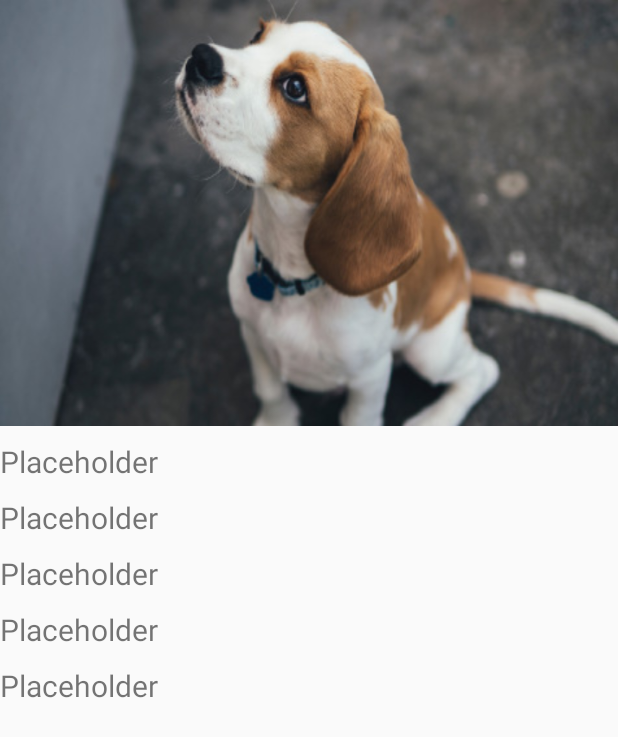
After one commit to farhadbahrehmandhenry/AD340-team-project, an Android app: the fragment ProfileFragment shown on its own in the app's theme, on a phone screen of 412 x 824 dp. The commit adds this screen. Shown: the top 737 px of the screen. Run offline under Robolectric (Android 15) with nearby library versions, the phone set to English and light mode, and no system bars.

Commit message:
Setup ProfileActivity, Tabbeb Layout and Fragments

```diff
--- /dev/null
+++ b/app/src/main/java/com/example/ad340_team_project/ProfileFragment.java
@@ -0,0 +1,17 @@
+package com.example.ad340_team_project;
+
+import android.os.Bundle;
+import android.view.LayoutInflater;
+import android.view.View;
+import android.view.ViewGroup;
+
+import androidx.fragment.app.Fragment;
+
+public class ProfileFragment extends Fragment {
+
+    @Override
+    public View onCreateView(LayoutInflater inflater, ViewGroup container, Bundle savedInstanceState){
+
+            return inflater.inflate(R.layout.fragment_profile, container, false);
+        }
+}
--- a/app/src/main/res/layout/activity_main.xml
+++ b/app/src/main/res/layout/activity_main.xml
@@ -14,7 +14,7 @@
         android:id="@+id/logo"
         android:layout_width="@dimen/size200"
         android:layout_height="@dimen/size200"
-        app:srcCompat="@drawable/slumber_dog_v1_black"
+        app:srcCompat="@drawable/slumber_dog_v1_white"
         android:layout_marginTop="@dimen/margin24"
         android:layout_gravity="center"/>
 
--- a/app/src/main/res/layout/create_account_activity.xml
+++ b/app/src/main/res/layout/create_account_activity.xml
@@ -65,7 +65,7 @@
 
                         <EditText
                             android:id="@+id/name"
-                            android:layout_width="wrap_content"
+                            android:layout_width="match_parent"
                             android:layout_height="wrap_content"
                             android:hint="@string/hintNameCreateAccount"
                             android:inputType="textPersonName"
@@ -80,7 +80,7 @@
 
                         <EditText
                             android:id="@+id/email"
-                            android:layout_width="wrap_content"
+                            android:layout_width="match_parent"
                             android:layout_height="wrap_content"
                             android:hint="@string/email_signUp_Info"
                             android:inputType="textEmailAddress"
@@ -94,7 +94,7 @@
 
                         <EditText
                             android:id="@+id/passwordCreateAccount"
-                            android:layout_width="wrap_content"
+                            android:layout_width="match_parent"
                             android:layout_height="wrap_content"
                             android:hint="@string/password"
                             android:inputType="textPassword"
--- /dev/null
+++ b/app/src/main/res/layout/fragment_profile.xml
@@ -0,0 +1,67 @@
+<?xml version="1.0" encoding="utf-8"?>
+<ScrollView xmlns:android="http://schemas.android.com/apk/res/android"
+    xmlns:tools="http://schemas.android.com/tools"
+    android:layout_width="match_parent"
+    android:layout_height="match_parent"
+    tools:context=".ProfileActivity">
+
+    <RelativeLayout
+        android:layout_width="wrap_content"
+        android:layout_height="wrap_content">
+
+        <ImageView
+            android:id="@+id/profile_photo"
+            android:layout_width="wrap_content"
+            android:layout_height="wrap_content"
+            android:background="@drawable/profile_img"
+            android:scaleType="centerCrop"
+            android:contentDescription="@string/profile_image" />
+
+        <TextView
+            android:id="@+id/tvOne"
+            android:layout_width="wrap_content"
+            android:layout_height="wrap_content"
+            android:layout_marginTop="@dimen/marginTop10"
+            android:text="Placeholder"
+            android:textSize="@dimen/textSize20"
+            android:layout_below="@+id/profile_photo" />
+
+        <TextView
+            android:id="@+id/tvTwo"
+            android:layout_width="wrap_content"
+            android:layout_height="wrap_content"
+            android:layout_marginTop="@dimen/marginTop10"
+            android:text="Placeholder"
+            android:textSize="@dimen/textSize20"
+            android:layout_below="@+id/tvOne" />
+
+        <TextView
+            android:id="@+id/tvThree"
+            android:layout_width="wrap_content"
+            android:layout_height="wrap_content"
+            android:layout_marginTop="@dimen/marginTop10"
+            android:text="Placeholder"
+            android:textSize="@dimen/textSize20"
+            android:layout_below="@+id/tvTwo" />
+
+        <TextView
+            android:id="@+id/tvFour"
+            android:layout_width="wrap_content"
+            android:layout_height="wrap_content"
+            android:layout_marginTop="@dimen/marginTop10"
+            android:text="Placeholder"
+            android:textSize="@dimen/textSize20"
+            android:layout_below="@+id/tvThree" />
+
+        <TextView
+            android:id="@+id/tvFive"
+            android:layout_width="wrap_content"
+            android:layout_height="wrap_content"
+            android:layout_marginTop="@dimen/marginTop10"
+            android:text="Placeholder"
+            android:textSize="@dimen/textSize20"
+            android:layout_below="@+id/tvFour" />
+
+    </RelativeLayout>
+
+</ScrollView>
--- a/app/src/main/res/values/dimens.xml
+++ b/app/src/main/res/values/dimens.xml
@@ -14,4 +14,5 @@
     <dimen name="height1dp">1dp</dimen>
     <dimen name="textSize25">25sp</dimen>
     <dimen name="margingTop25">25dp</dimen>
+    <dimen name="textSize20">20dp</dimen>
 </resources>
```
Also changed, not shown: app/build.gradle (+18 -1 lines), app/src/main/java/com/example/ad340_team_project/Constants.java (added, +7 -0 lines), app/src/main/java/com/example/ad340_team_project/HostsFragment.java (added, +21 -0 lines), app/src/main/java/com/example/ad340_team_project/ProfileActivity.java (added, +79 -0 lines), app/src/main/res/layout/activity_profile.xml (added, +67 -0 lines), app/src/main/res/layout/activity_tabbed_layout.xml (added, +28 -0 lines), app/src/main/res/layout/fragment_hosts.xml (added, +15 -0 lines), app/src/main/res/values/strings.xml (+9 -0 lines), app/src/main/res/drawable/profile_img.jpg (added).
